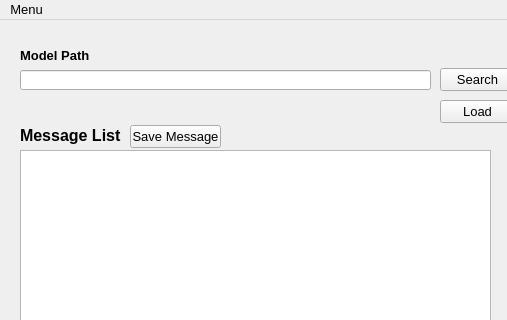
This is chatbot_ui.ui in leeys507/Public_AI_Project as Qt 5 draws it before an edit; both pictures show x 0 to 507 and y 0 to 320 of the 837 by 843 pixel window. The edited form follows.
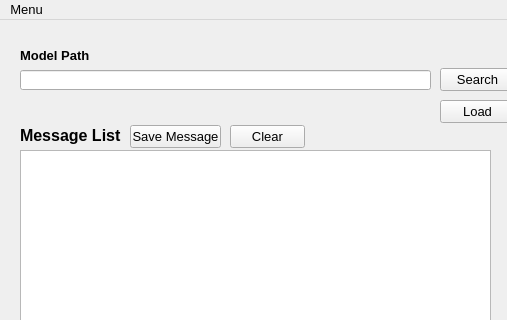
This is the edited form.

Diff of the .ui file:
```diff
--- a/chatbot_ui.ui
+++ b/chatbot_ui.ui
@@ -314,6 +314,19 @@
      <string>Manual</string>
     </property>
    </widget>
+   <widget class="QPushButton" name="messageClearButton">
+    <property name="geometry">
+     <rect>
+      <x>230</x>
+      <y>105</y>
+      <width>75</width>
+      <height>23</height>
+     </rect>
+    </property>
+    <property name="text">
+     <string>Clear</string>
+    </property>
+   </widget>
   </widget>
   <widget class="QMenuBar" name="menubar">
    <property name="geometry">
```
Left out of the diff: 2 changed lines with no effect on the pictures.
